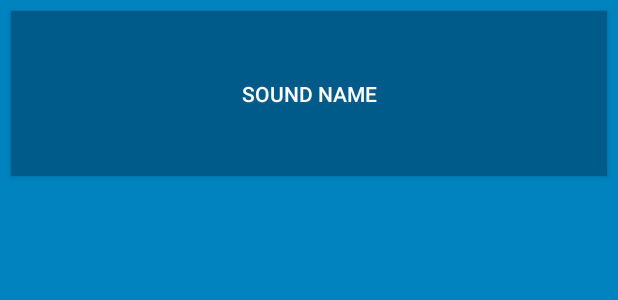
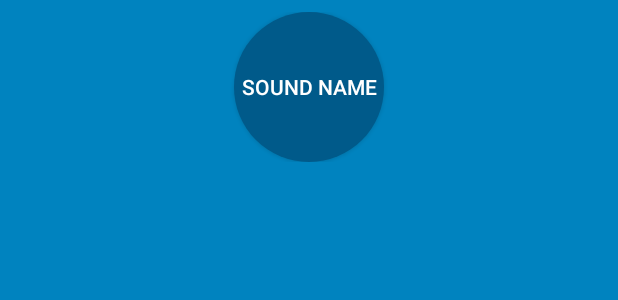
Before and after one commit to lindrid/BeatBox, an Android app: the layout list_item_sound.xml on its own in the app's theme, with its tools: preview values and no code run, on a phone screen of 412 x 824 dp. Shown: the top 300 px of the screen. Run offline under Robolectric (Android 15) with nearby library versions, the phone set to English and light mode, and no system bars.

Commit message:
dark button circle

```diff
--- /dev/null
+++ b/app/src/main/res/drawable/button_beat_box.xml
@@ -0,0 +1,9 @@
+<?xml version="1.0" encoding="utf-8"?>
+<selector xmlns:android="http://schemas.android.com/apk/res/android">
+    <item android:drawable="@drawable/button_beat_box_pressed"
+        android:state_pressed="true"
+    />
+    <item android:drawable="@drawable/button_beat_box_normal"
+        android:state_pressed="false"
+    />
+</selector>
--- /dev/null
+++ b/app/src/main/res/drawable/button_beat_box_normal.xml
@@ -0,0 +1,6 @@
+<?xml version="1.0" encoding="utf-8"?>
+<shape xmlns:android="http://schemas.android.com/apk/res/android"
+    android:shape="oval"
+>
+    <solid android:color="@color/dark_blue"/>
+</shape>
--- /dev/null
+++ b/app/src/main/res/drawable/button_beat_box_pressed.xml
@@ -0,0 +1,15 @@
+<?xml version="1.0" encoding="utf-8"?>
+<layer-list xmlns:android="http://schemas.android.com/apk/res/android">
+    <item>
+        <shape android:shape="oval">
+            <solid android:color="@color/red"/>
+        </shape>
+    </item>
+    <item>
+        <shape android:shape="oval">
+            <stroke android:width="12dp"
+                    android:color="@color/dark_red"
+            />
+        </shape>
+    </item>
+</layer-list>
--- a/app/src/main/res/layout/list_item_sound.xml
+++ b/app/src/main/res/layout/list_item_sound.xml
@@ -8,14 +8,19 @@
             type="com.example.beatbox.SoundViewModel"
         />
     </data>
-    <Button
-        style="@style/BeatBoxButton"
+    <FrameLayout
         android:layout_width="match_parent"
-        android:layout_height="110dp"
-        android:padding="7dp"
-        android:layout_margin="7dp"
-        android:text="@{viewModel.title}"
-        android:onClick="@{() -> viewModel.onButtonClick()}"
-        tools:text="@string/sound_item_btn_text"
-    />
+        android:layout_height="wrap_content"
+        android:layout_margin="8dp"
+    >
+        <Button
+            style="@style/BeatBoxButton"
+            android:layout_width="100dp"
+            android:layout_height="100dp"
+            android:layout_gravity="center"
+            android:text="@{viewModel.title}"
+            android:onClick="@{() -> viewModel.onButtonClick()}"
+            tools:text="@string/sound_item_btn_text"
+        />
+    </FrameLayout>
 </layout>
--- a/app/src/main/res/values/styles.xml
+++ b/app/src/main/res/values/styles.xml
@@ -10,6 +10,6 @@
     </style>
 
     <style name="BeatBoxButton" parent="Widget.AppCompat.Button">
-        <item name="android:background">@color/dark_blue</item>
+        <item name="android:background">@drawable/button_beat_box</item>
     </style>
 </resources>
```
